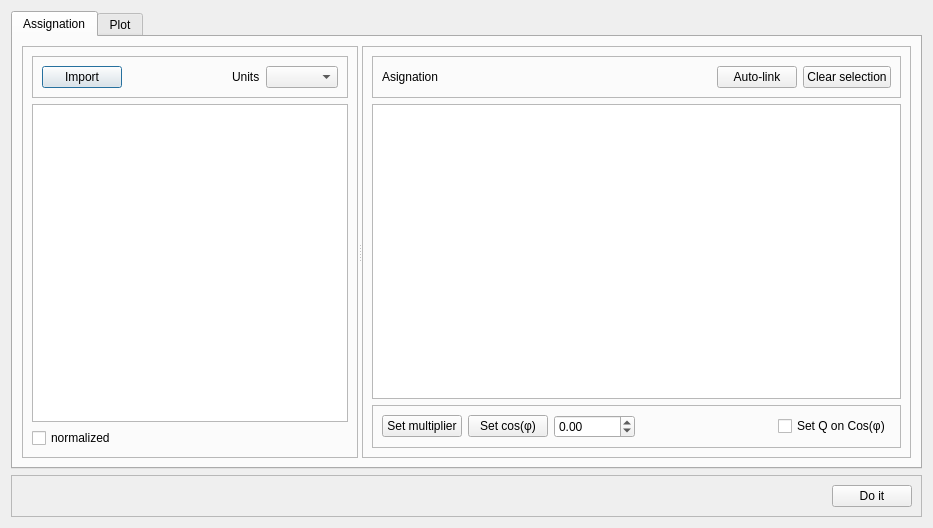
Old version of the form UnderDevelopment/GridCal/Gui/ProfilesInput/gui.ui in the repository SanPen/GridCal.
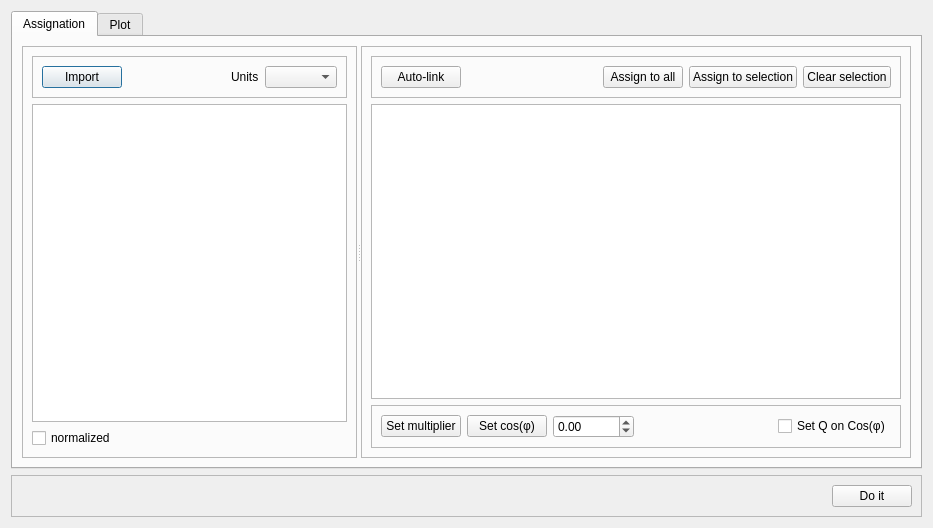
New version of the form. Custom widgets are drawn as their Qt base class.

Diff of the .ui file:
```diff
--- a/UnderDevelopment/GridCal/Gui/ProfilesInput/gui.ui
+++ b/UnderDevelopment/GridCal/Gui/ProfilesInput/gui.ui
@@ -109,9 +109,9 @@
              </property>
              <layout class="QHBoxLayout" name="horizontalLayout_7">
               <item>
-               <widget class="QLabel" name="label_3">
+               <widget class="QPushButton" name="autolink_button">
                 <property name="text">
-                 <string>Asignation</string>
+                 <string>Auto-link</string>
                 </property>
                </widget>
               </item>
@@ -129,9 +129,16 @@
                </spacer>
               </item>
               <item>
-               <widget class="QPushButton" name="autolink_button">
+               <widget class="QPushButton" name="assign_to_all_pushButton">
                 <property name="text">
-                 <string>Auto-link</string>
+                 <string>Assign to all</string>
+                </property>
+               </widget>
+              </item>
+              <item>
+               <widget class="QPushButton" name="assign_to_selection_pushButton">
+                <property name="text">
+                 <string>Assign to selection</string>
                 </property>
                </widget>
               </item>
```
